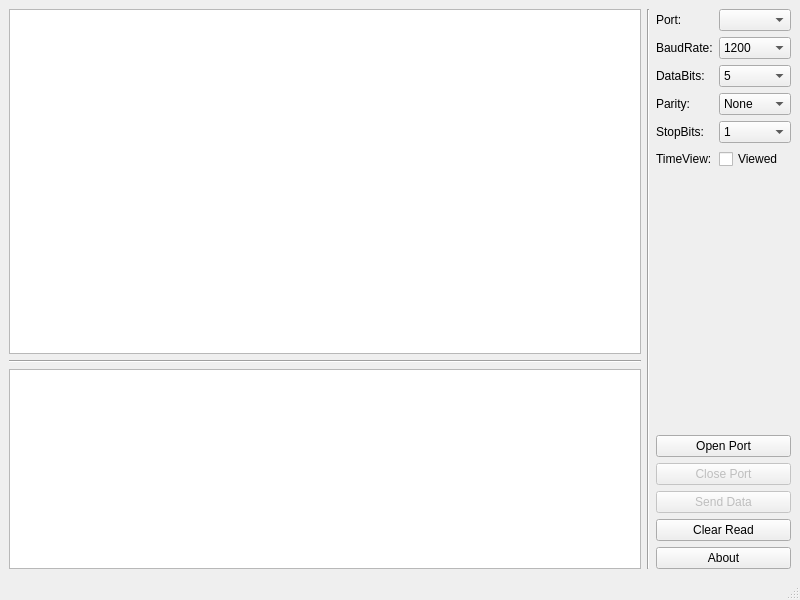
The window that mainwindow.ui (veidongray/SerialTool) describes before a commit, drawn with Qt 5.
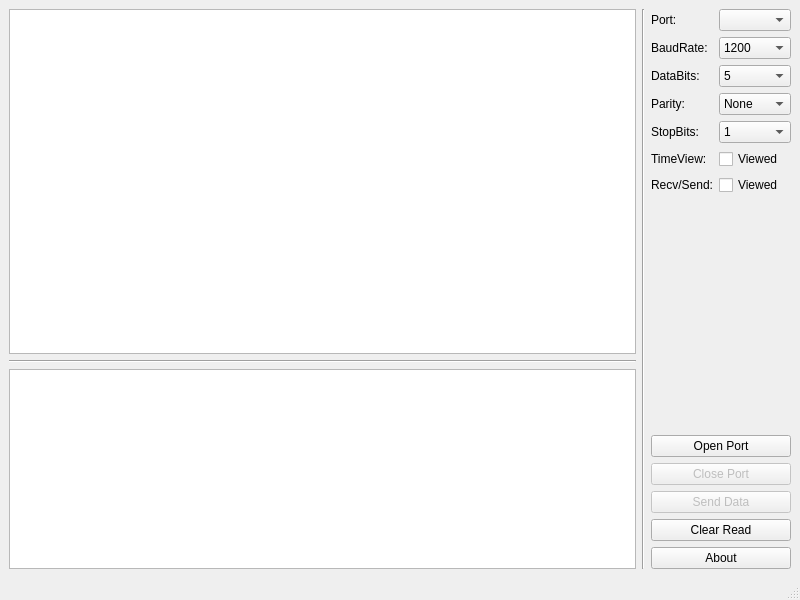
The same window after the commit.

Commit message: modified:   CMakeLists.txt.user 	modified:   mainwindow.cpp 	modified:   mainwindow.ui 	V1.1.4 	1、优化串口发送和接收的数据显示

The edit to the form file:
```diff
--- a/mainwindow.ui
+++ b/mainwindow.ui
@@ -234,6 +234,20 @@
           </property>
          </widget>
         </item>
+        <item row="6" column="0">
+         <widget class="QLabel" name="label">
+          <property name="text">
+           <string>Recv/Send:</string>
+          </property>
+         </widget>
+        </item>
+        <item row="6" column="1">
+         <widget class="QCheckBox" name="checkBoxRecvSend">
+          <property name="text">
+           <string>Viewed</string>
+          </property>
+         </widget>
+        </item>
        </layout>
       </item>
       <item>
```
The commit also changes 2 other files.
